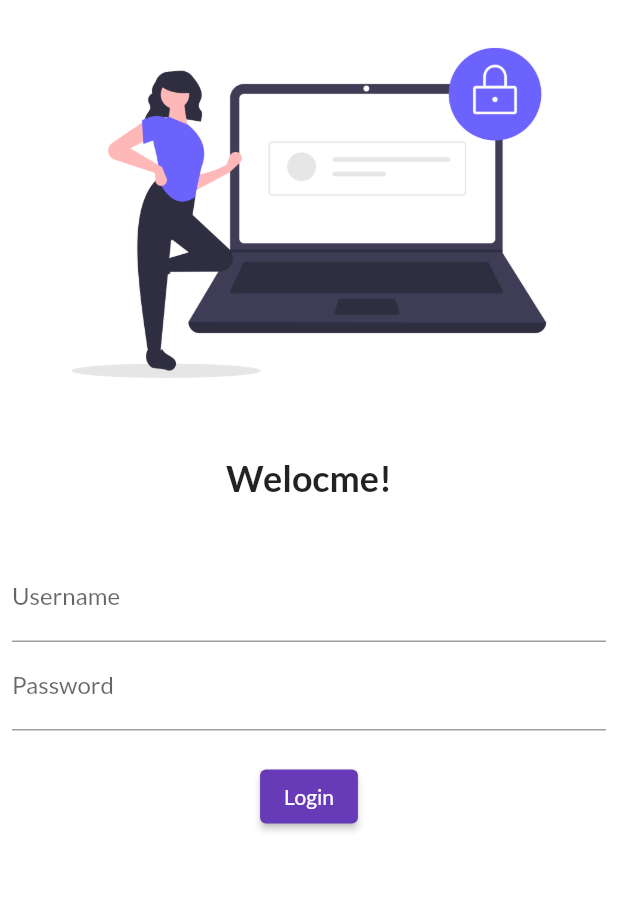
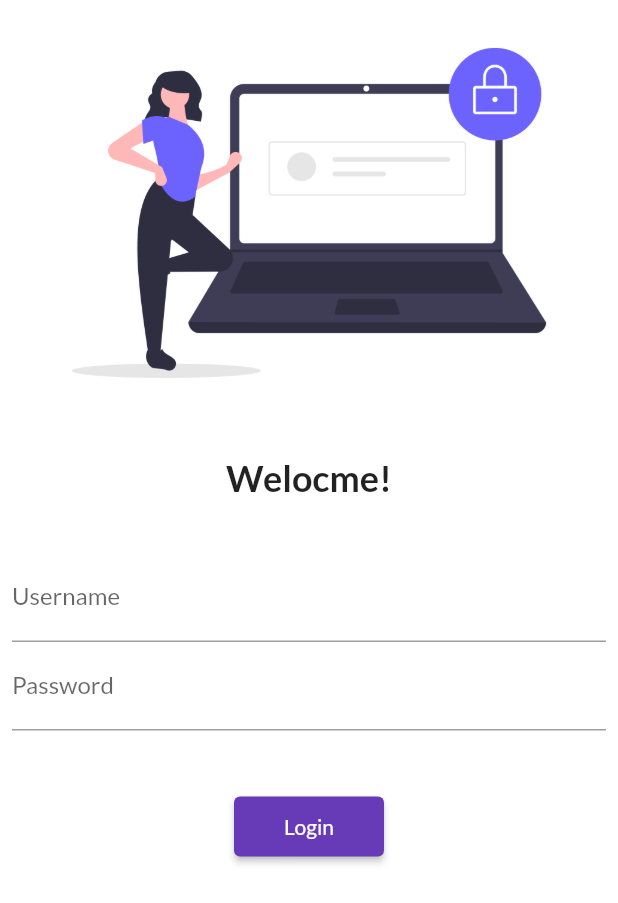
Before and after one commit to Gaurav3499/30DaysOfFlutter, a Flutter app: the screen it shows after launch, on a phone screen of 412 x 824 dp. Shown: the top 903 px of the screen. Run offline on Flutter 3.47's test engine with Material 2 defaults, Android fonts, the phone set to English and light mode, and no system bars; our stand-ins replace google_fonts.

Commit message:
CLS 5 Completed

```diff
--- a/lib/main.dart
+++ b/lib/main.dart
@@ -1,4 +1,6 @@
 import 'package:catalog_app1/pages/login_page.dart';
+import 'package:catalog_app1/pages/home_page.dart';
+import 'package:catalog_app1/utils/routes.dart';
 import 'package:flutter/material.dart';
 import 'package:google_fonts/google_fonts.dart';
 
@@ -16,14 +18,15 @@
       theme: ThemeData(
         primarySwatch: Colors.deepPurple,
         fontFamily: GoogleFonts.lato().fontFamily,
-        ),
+      ),
       darkTheme: ThemeData(
         brightness: Brightness.dark,
       ),
       initialRoute: "/",
       routes: {
         "/": (context) => LoginPage(),
-        "/home": (context) => HomePage(),
+        MyRoutes.homeRoute: (context) => HomePage(),
+        MyRoutes.loginRoute: (context) => LoginPage()
       },
     );
   }
--- a/lib/pages/login_page.dart
+++ b/lib/pages/login_page.dart
@@ -1,3 +1,4 @@
+import 'package:catalog_app1/utils/routes.dart';
 import 'package:flutter/material.dart';
 
 class LoginPage extends StatelessWidget {
@@ -5,6 +6,7 @@
   Widget build(BuildContext context) {
     return Material(
       color: Colors.white,
+      child: SingleChildScrollView(
         child: Column(
           children: [
             Image.asset(
@@ -39,13 +41,13 @@
                         hintText: "Enter  Password", labelText: "Password"),
                   ),
                   SizedBox(
-                  height: 20.0,
+                    height: 40.0,
                   ),
                   ElevatedButton(
                     child: Text("Login"),
-                  style: TextButton.styleFrom(),
+                    style: TextButton.styleFrom(minimumSize: Size(100, 40)),
                     onPressed: () {
-                    print("Hi Codepur");
+                      Navigator.pushNamed(context, MyRoutes.homeRoute);
                     },
                   ),
                 ],
@@ -53,6 +55,7 @@
             )
           ],
         ),
+      ),
     );
   }
 }
--- /dev/null
+++ b/lib/utils/routes.dart
@@ -0,0 +1,4 @@
+class MyRoutes {
+  static String loginRoute = "/login";
+  static String homeRoute = "/home";
+}
```
Also changed, not shown: 3 other files. Lines whose indentation alone changed are shown as unchanged.
